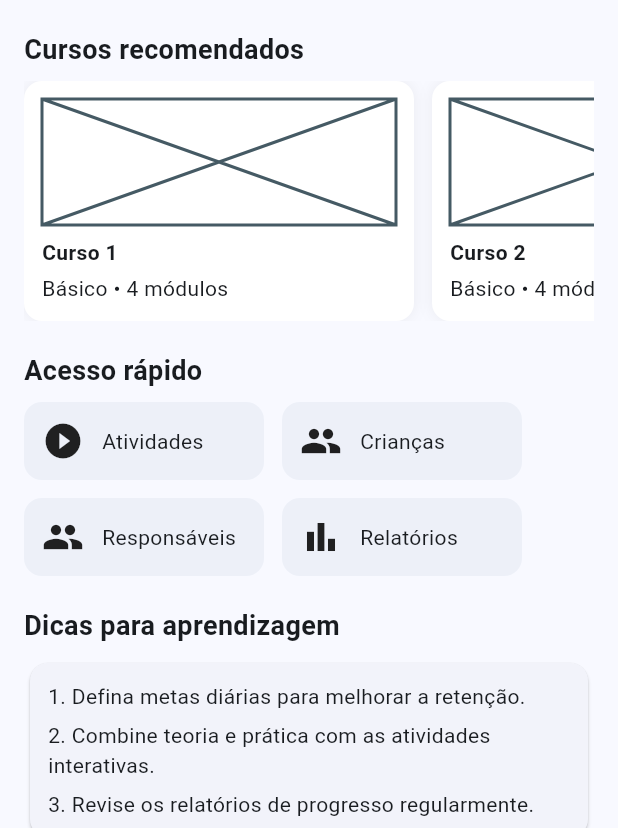
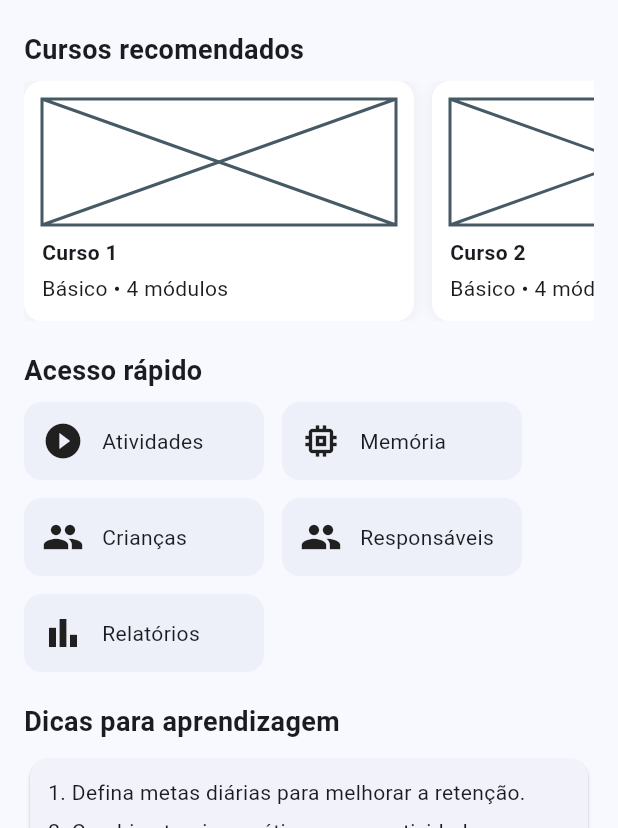
Before and after one commit to Micael33/plataforma_edu, a Flutter app: the HomePage screen opened by its route, on a phone screen of 412 x 824 dp, the part 408-1236 px from its top. Run offline on Flutter 3.47's test engine with Material 3 defaults, Android fonts, the phone set to English and light mode, and no system bars; our stand-ins replace drift, firebase_auth, firebase_core, flutter_riverpod, flutter_secure_storage, flutter_tts and 1 more; accounts and stored records are empty; generated files the repository leaves out were written again.

Commit message:
feat: add Memory game page, route and home shortcut

```diff
--- a/lib/app.dart
+++ b/lib/app.dart
@@ -8,6 +8,7 @@ import 'src/presentation/pages/home_page.dart';
 import 'src/presentation/pages/children_page.dart';
 import 'src/presentation/pages/caregivers_page.dart';
 import 'src/presentation/pages/color_game_page.dart';
+import 'src/presentation/pages/memory_game_page.dart';
 import 'src/presentation/pages/reports_page.dart';
 import 'src/presentation/pages/report_details_page.dart';
 
@@ -37,6 +38,11 @@ class App extends StatelessWidget {
           final childId = args is int ? args : 0;
           return ColorGamePage(childId: childId);
         },
+        '/memory-game': (context) {
+          final args = ModalRoute.of(context)!.settings.arguments;
+          final childId = args is int ? args : 0;
+          return MemoryGamePage(childId: childId);
+        },
         '/reports': (context) => const ReportsPage(),
         '/report-details': (context) {
           final args = ModalRoute.of(context)!.settings.arguments;
--- a/lib/src/presentation/pages/home_page.dart
+++ b/lib/src/presentation/pages/home_page.dart
@@ -97,6 +97,7 @@ class HomePage extends ConsumerWidget {
               runSpacing: 12,
               children: [
                 _QuickAction(icon: Icons.play_circle_fill, label: 'Atividades', onTap: () => Navigator.of(context).pushNamed('/color-game', arguments: 0)),
+                _QuickAction(icon: Icons.memory, label: 'Memória', onTap: () => Navigator.of(context).pushNamed('/memory-game', arguments: 0)),
                 _QuickAction(icon: Icons.group, label: 'Crianças', onTap: () => Navigator.of(context).pushNamed('/children')),
                 _QuickAction(icon: Icons.people, label: 'Responsáveis', onTap: () => Navigator.of(context).pushNamed('/caregivers')),
                 _QuickAction(icon: Icons.bar_chart, label: 'Relatórios', onTap: () => Navigator.of(context).pushNamed('/reports')),
```
